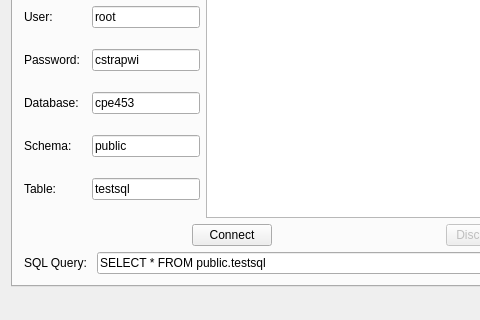
Before: the Qt Designer form train_rec/mainwindow.ui in ctag/cpe453, drawn with Qt 5; both pictures show x 0 to 480 and y 161 to 481 of the 718 by 481 pixel window.
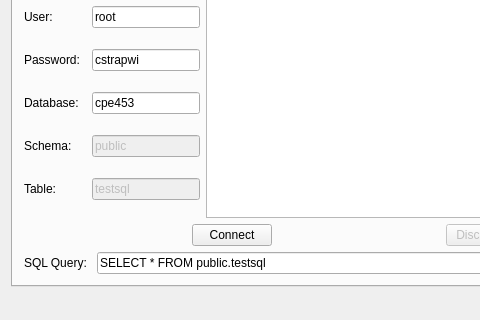
After: the same form once the commit is applied.

Commit message: cleaned SQL connection interface

```diff
--- a/train_rec/mainwindow.ui
+++ b/train_rec/mainwindow.ui
@@ -333,6 +333,9 @@
               </item>
               <item alignment="Qt::AlignLeft">
                <widget class="QLineEdit" name="lineEdit_schema">
+                <property name="enabled">
+                 <bool>false</bool>
+                </property>
                 <property name="text">
                  <string>public</string>
                 </property>
@@ -351,6 +354,9 @@
               </item>
               <item alignment="Qt::AlignLeft">
                <widget class="QLineEdit" name="lineEdit_table">
+                <property name="enabled">
+                 <bool>false</bool>
+                </property>
                 <property name="text">
                  <string>testsql</string>
                 </property>
```
The commit also changes 1 other file.
